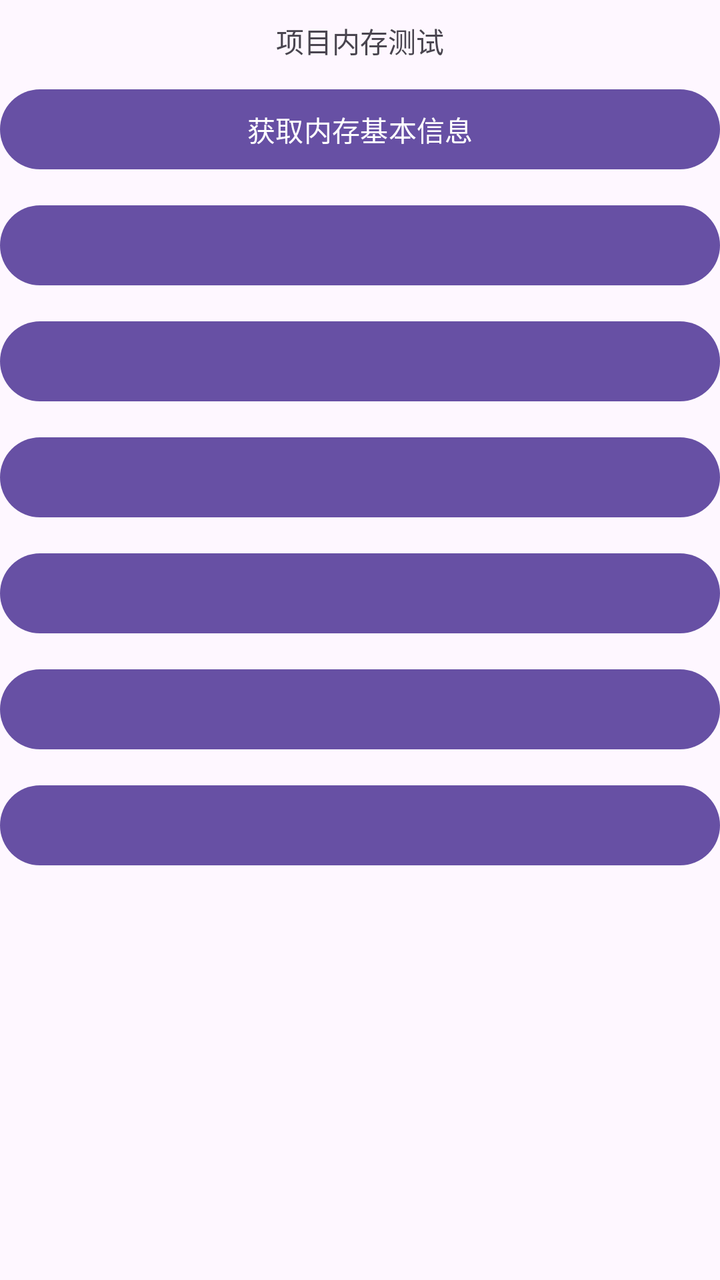
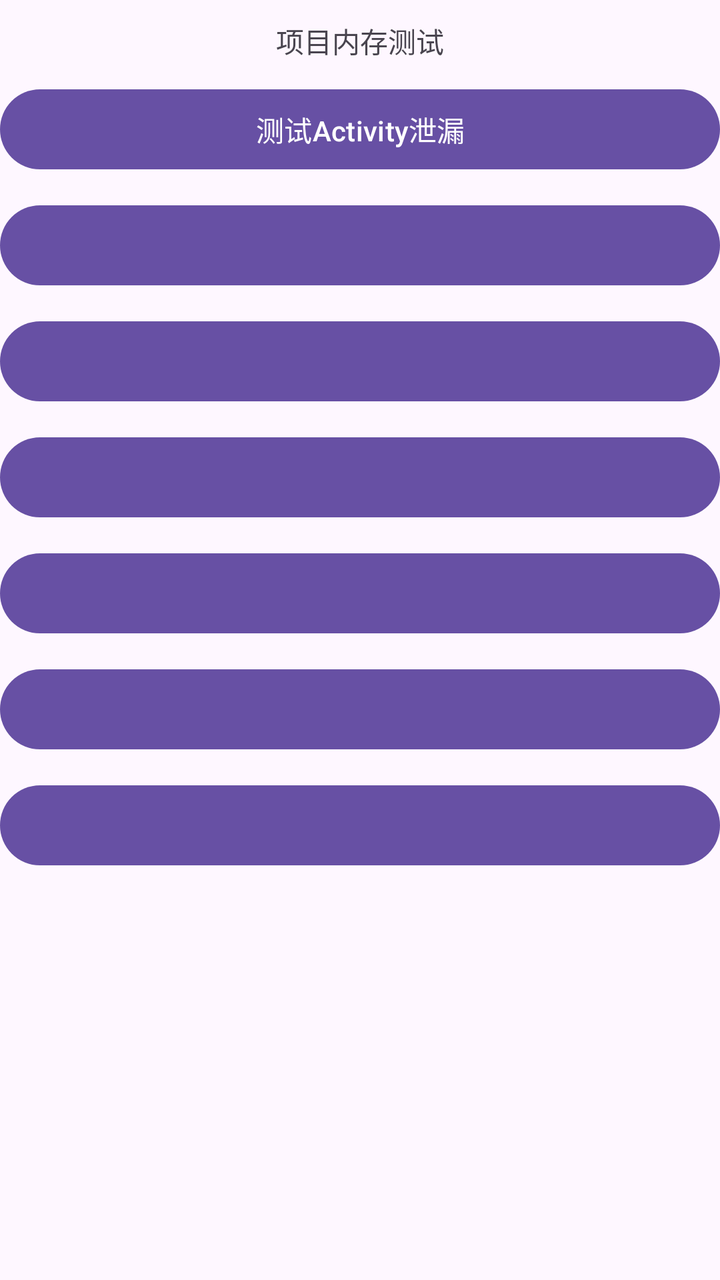

Before-and-after screenshots of an Android layout around one commit, followed by the original layout XML and the change that was made.
<!-- AndroidManifest.xml: application theme Theme.MomeyDemo -->
<!-- res/layout/activity_test2.xml -->
<?xml version="1.0" encoding="utf-8"?>
<LinearLayout xmlns:android="http://schemas.android.com/apk/res/android"
    xmlns:app="http://schemas.android.com/apk/res-auto"
    xmlns:tools="http://schemas.android.com/tools"
    android:layout_width="match_parent"
    android:layout_height="match_parent"
    android:orientation="vertical"
    tools:context=".MainActivity">

    <TextView
        android:layout_width="match_parent"
        android:layout_height="wrap_content"
        android:layout_marginTop="10dp"
        android:gravity="center"
        android:text="项目内存测试" />

    <Button
        android:layout_width="match_parent"
        android:layout_height="wrap_content"
        android:layout_marginTop="10dp"
        android:gravity="center"
        android:textAllCaps="false"
        android:text="获取内存基本信息"
        android:onClick="onTest1" />

    <Button
        android:layout_width="match_parent"
        android:layout_height="wrap_content"
        android:layout_marginTop="10dp"
        android:gravity="center"
        android:textAllCaps="false"
        android:text=""
        android:onClick="onTest2" />

    <Button
        android:layout_width="match_parent"
        android:layout_height="wrap_content"
        android:layout_marginTop="10dp"
        android:gravity="center"
        android:textAllCaps="false"
        android:text=""
        android:onClick="onTest3" />

    <Button
        android:layout_width="match_parent"
        android:layout_height="wrap_content"
        android:layout_marginTop="10dp"
        android:gravity="center"
        android:textAllCaps="false"
        android:text=""
        android:onClick="onTest4" />


    <Button
        android:layout_width="match_parent"
        android:layout_height="wrap_content"
        android:layout_marginTop="10dp"
        android:gravity="center"
        android:textAllCaps="false"
        android:text=""
        android:onClick="onTest5" />

    <Button
        android:layout_width="match_parent"
        android:layout_height="wrap_content"
        android:layout_marginTop="10dp"
        android:gravity="center"
        android:textAllCaps="false"
        android:text=""
        android:onClick="onTest6" />

    <Button
        android:layout_width="match_parent"
        android:layout_height="wrap_content"
        android:layout_marginTop="10dp"
        android:gravity="center"
        android:textAllCaps="false"
        android:text=""
        android:onClick="onTest7" />

</LinearLayout>
<!-- resources referenced by this layout -->
<resources>
  <style name="Theme.MomeyDemo" parent="Base.Theme.MomeyDemo" />
  <style name="Base.Theme.MomeyDemo" parent="Theme.Material3.DayNight.NoActionBar">
          
          
      </style>
</resources>

<!-- the commit's change to res/layout/activity_test2.xml (unified diff, before → after) -->
@@ -20,7 +20,7 @@
         android:layout_marginTop="10dp"
         android:gravity="center"
         android:textAllCaps="false"
-        android:text="获取内存基本信息"
+        android:text="测试Activity泄漏"
         android:onClick="onTest1" />
 
     <Button
